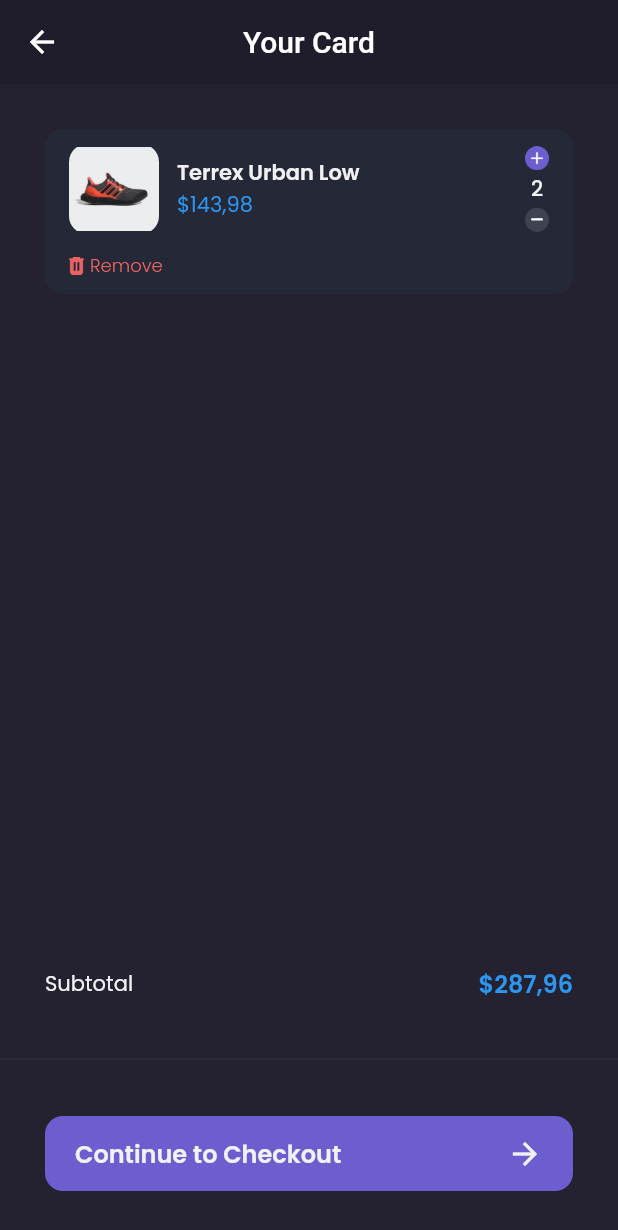
After one commit to aceeenn/sepatuku-mobile, a Flutter app: the CartPage screen opened by its route, on a phone screen of 412 x 824 dp. The commit adds this screen. Shown: the top 1230 px of the screen. Run offline on Flutter 3.47's test engine with Material 2 defaults, Android fonts, the phone set to English and light mode, and no system bars; our stand-ins replace carousel_slider, google_fonts.

Commit message:
add cart_page

```diff
--- /dev/null
+++ b/lib/Widgets/cart_card.dart
@@ -0,0 +1,108 @@
+import 'package:flutter/material.dart';
+import 'package:sepatuku/theme.dart';
+
+class CartCard extends StatelessWidget {
+  const CartCard({Key? key}) : super(key: key);
+
+  @override
+  Widget build(BuildContext context) {
+    return Container(
+      margin: EdgeInsets.only(
+        top: defaultMargin,
+      ),
+      padding: EdgeInsets.symmetric(
+        horizontal: 16,
+        vertical: 10,
+      ),
+      decoration: BoxDecoration(
+        color: backgroundColor4,
+        borderRadius: BorderRadius.circular(12),
+      ),
+      child: Column(
+        children: [
+          Row(
+            children: [
+              Container(
+                width: 60,
+                height: 60,
+                decoration: BoxDecoration(
+                  borderRadius: BorderRadius.circular(12),
+                  image: DecorationImage(
+                    image: AssetImage(
+                      'assets/image_shoes.png',
+                    ),
+                  ),
+                ),
+              ),
+              SizedBox(
+                width: 12,
+              ),
+              Expanded(
+                child: Column(
+                  crossAxisAlignment: CrossAxisAlignment.start,
+                  children: [
+                    Text(
+                      'Terrex Urban Low',
+                      style: primaryTextStyle.copyWith(
+                        fontWeight: semiBold,
+                      ),
+                    ),
+                    Text(
+                      '\$143,98',
+                      style: priceTextStyle.copyWith(),
+                    ),
+                  ],
+                ),
+              ),
+              Column(
+                children: [
+                  Image.asset(
+                    'assets/button_add.png',
+                    width: 16,
+                  ),
+                  SizedBox(
+                    height: 2,
+                  ),
+                  Text(
+                    '2',
+                    style: primaryTextStyle.copyWith(
+                      fontWeight: medium,
+                    ),
+                  ),
+                  SizedBox(
+                    height: 2,
+                  ),
+                  Image.asset(
+                    'assets/button_min.png',
+                    width: 16,
+                  ),
+                ],
+              ),
+            ],
+          ),
+          SizedBox(
+            height: 12,
+          ),
+          Row(
+            children: [
+              Image.asset(
+                'assets/icon_remove.png',
+                width: 10,
+              ),
+              SizedBox(
+                width: 4,
+              ),
+              Text(
+                'Remove',
+                style: alertTextStyle.copyWith(
+                  fontWeight: light,
+                  fontSize: 12,
+                ),
+              ),
+            ],
+          )
+        ],
+      ),
+    );
+  }
+}
--- a/lib/main.dart
+++ b/lib/main.dart
@@ -1,6 +1,7 @@
 // ignore_for_file: prefer_const_constructors
 
 import 'package:flutter/material.dart';
+import 'package:sepatuku/pages/cart_page.dart';
 import 'package:sepatuku/pages/detail_chat_page.dart';
 import 'package:sepatuku/pages/home/edit_profile_page.dart';
 import 'package:sepatuku/pages/home/main_page.dart';
@@ -27,6 +28,7 @@
         '/detail-chat': (context) => DetailChatPage(),
         '/edit-profile': (context) => EditProfilePage(),
         '/product': (context) => ProductPage(),
+        '/cart': (context) => CartPage(),
       },
     );
   }
--- /dev/null
+++ b/lib/pages/cart_page.dart
@@ -0,0 +1,177 @@
+// ignore_for_file: prefer_const_constructors
+
+import 'package:flutter/material.dart';
+import 'package:sepatuku/Widgets/cart_card.dart';
+import 'package:sepatuku/theme.dart';
+
+class CartPage extends StatelessWidget {
+  const CartPage({Key? key}) : super(key: key);
+
+  @override
+  Widget build(BuildContext context) {
+    PreferredSizeWidget header() {
+      return AppBar(
+        backgroundColor: backgroundColor1,
+        centerTitle: true,
+        title: Text(
+          'Your Card',
+        ),
+        elevation: 0,
+      );
+    }
+
+    Widget emptyCart() {
+      return Center(
+        child: Column(
+          mainAxisAlignment: MainAxisAlignment.center,
+          children: [
+            Image.asset(
+              'assets/icon_empty_card.png',
+              width: 80,
+            ),
+            SizedBox(
+              height: 20,
+            ),
+            Column(
+              children: [
+                Text(
+                  'Opss! Your Cart is Empty',
+                  style: primaryTextStyle.copyWith(
+                    fontSize: 16,
+                    fontWeight: medium,
+                  ),
+                ),
+                SizedBox(
+                  height: 12,
+                ),
+                Text(
+                  'Let\'s find your favorite shoes',
+                  style: secondaryTextStyle,
+                ),
+                Container(
+                  width: 152,
+                  height: 44,
+                  margin: EdgeInsets.only(
+                    top: 20,
+                  ),
+                  child: TextButton(
+                    onPressed: () {
+                      Navigator.pushNamedAndRemoveUntil(
+                          context, '/home', (route) => false);
+                    },
+                    style: TextButton.styleFrom(
+                      backgroundColor: primaryColor,
+                      shape: RoundedRectangleBorder(
+                        borderRadius: BorderRadius.circular(12),
+                      ),
+                    ),
+                    child: Text(
+                      'Explore Store',
+                      style: primaryTextStyle.copyWith(
+                        fontSize: 16,
+                        fontWeight: medium,
+                      ),
+                    ),
+                  ),
+                ),
+              ],
+            )
+          ],
+        ),
+      );
+    }
+
+    Widget content() {
+      return ListView(
+        padding: EdgeInsets.symmetric(
+          horizontal: defaultMargin,
+        ),
+        children: [
+          CartCard(),
+        ],
+      );
+    }
+
+    Widget customBottomNav() {
+      return Container(
+        height: 180,
+        child: Column(
+          children: [
+            Container(
+              margin: EdgeInsets.symmetric(
+                horizontal: defaultMargin,
+              ),
+              child: Row(
+                mainAxisAlignment: MainAxisAlignment.spaceBetween,
+                children: [
+                  Text(
+                    'Subtotal',
+                    style: primaryTextStyle,
+                  ),
+                  Text(
+                    '\$287,96',
+                    style: priceTextStyle.copyWith(
+                      fontWeight: semiBold,
+                      fontSize: 16,
+                    ),
+                  ),
+                ],
+              ),
+            ),
+            SizedBox(
+              height: 30,
+            ),
+            Divider(
+              thickness: 0.3,
+              color: subtitleColor,
+            ),
+            SizedBox(
+              height: 30,
+            ),
+            Container(
+              height: 50,
+              margin: EdgeInsets.symmetric(
+                horizontal: defaultMargin,
+              ),
+              child: TextButton(
+                onPressed: () {},
+                style: TextButton.styleFrom(
+                  backgroundColor: primaryColor,
+                  padding: EdgeInsets.symmetric(
+                    horizontal: 20,
+                  ),
+                  shape: RoundedRectangleBorder(
+                    borderRadius: BorderRadius.circular(12),
+                  ),
+                ),
+                child: Row(
+                  mainAxisAlignment: MainAxisAlignment.spaceBetween,
+                  children: [
+                    Text(
+                      'Continue to Checkout',
+                      style: primaryTextStyle.copyWith(
+                        fontSize: 16,
+                        fontWeight: semiBold,
+                      ),
+                    ),
+                    Icon(
+                      Icons.arrow_forward,
+                      color: primaryTextColor,
+                    ),
+                  ],
+                ),
+              ),
+            ),
+          ],
+        ),
+      );
+    }
+
+    return Scaffold(
+      backgroundColor: backgroundColor3,
+      appBar: header(),
+      body: content(),
+      bottomNavigationBar: customBottomNav(),
+    );
+  }
+}
--- a/lib/pages/home/main_page.dart
+++ b/lib/pages/home/main_page.dart
@@ -21,7 +21,9 @@
   Widget build(BuildContext context) {
     Widget cartButton() {
       return FloatingActionButton(
-        onPressed: () {},
+        onPressed: () {
+          Navigator.pushNamed(context, '/cart');
+        },
         backgroundColor: secondaryColor,
         child: Image.asset(
           'assets/icon_cart.png',
--- a/lib/theme.dart
+++ b/lib/theme.dart
@@ -45,6 +45,10 @@
   color: blackColor,
 );
 
+TextStyle alertTextStyle = GoogleFonts.poppins(
+  color: alertColor,
+);
+
 FontWeight light = FontWeight.w300;
 FontWeight reguler = FontWeight.w400;
 FontWeight medium = FontWeight.w500;
```
Also changed, not shown: assets/icon_remove.png (added).
